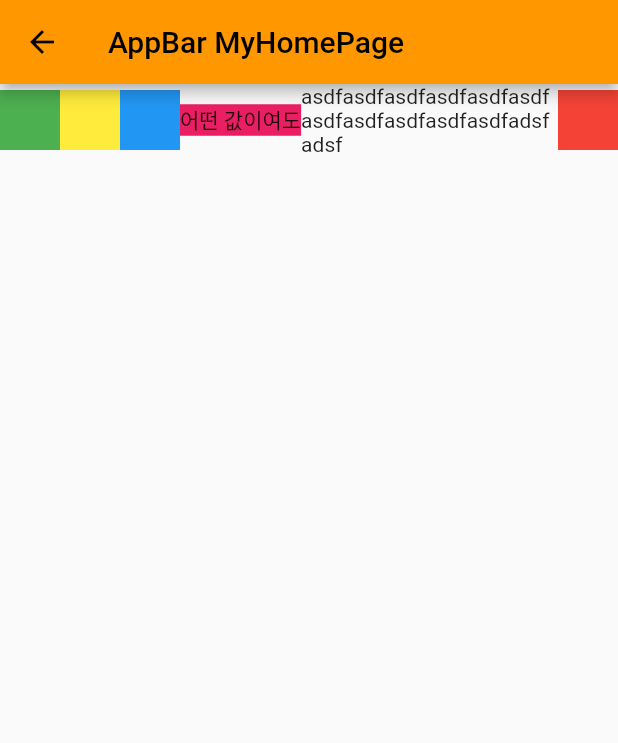
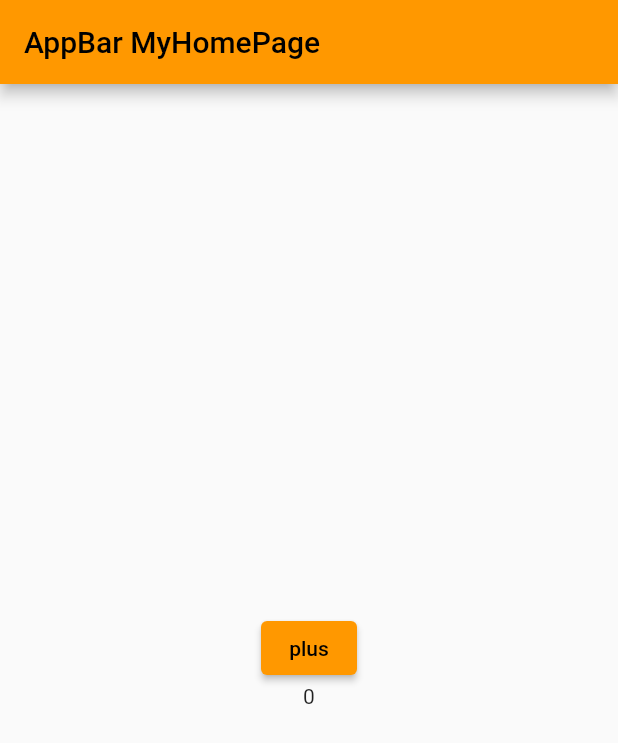
Before and after one commit to lavaspoon/flutterTest, a Flutter app: the MyHomePage screen opened directly, on a phone screen of 412 x 824 dp. Shown: the top 743 px of the screen. Run offline on Flutter 3.47's test engine with Material 2 defaults, Android fonts, the phone set to English and light mode, and no system bars.

```diff
--- a/flutter_application_1/lib/main.dart
+++ b/flutter_application_1/lib/main.dart
@@ -16,7 +16,7 @@ class MyApp extends StatelessWidget {
       theme: ThemeData(
         primarySwatch: Colors.orange,
       ),
-      home: const LavaHomePage(),
+      home: const MyHomePage(),
     );
   }
 }
--- a/flutter_application_1/lib/pages/my_home_page.dart
+++ b/flutter_application_1/lib/pages/my_home_page.dart
@@ -11,35 +11,17 @@ class MyHomePage extends StatelessWidget {
       appBar: AppBar(
         title: const Text("AppBar MyHomePage"),
       ),
-      body: Row(
+      body: Column(
+        mainAxisAlignment: MainAxisAlignment.center,
+        crossAxisAlignment: CrossAxisAlignment.center,
         children: [
-          Container(
-            color: Colors.green,
-            width: 40,
-            height: 40,
+          ElevatedButton(
+            onPressed: () {
+              print("ElevatedButton");
+            },
+            child: const Text('plus'),
           ),
-          Container(
-            color: Colors.yellow,
-            width: 40,
-            height: 40,
-          ),
-          Container(
-            color: Colors.blue,
-            width: 40,
-            height: 40,
-          ),
-          Container(
-            color: Colors.pink,
-            child: const Text("어떤 값이여도"),
-          ),
-          const Expanded(
-            child: Text('asdfasdfasdfasdfasdfasdfasdfasdfasdfasdfasdfadsfadsf'),
-          ),
-          Container(
-            color: Colors.red,
-            width: 40,
-            height: 40,
-          ),
+          Center(child: Text('0')),
         ],
       ),
     );
```
